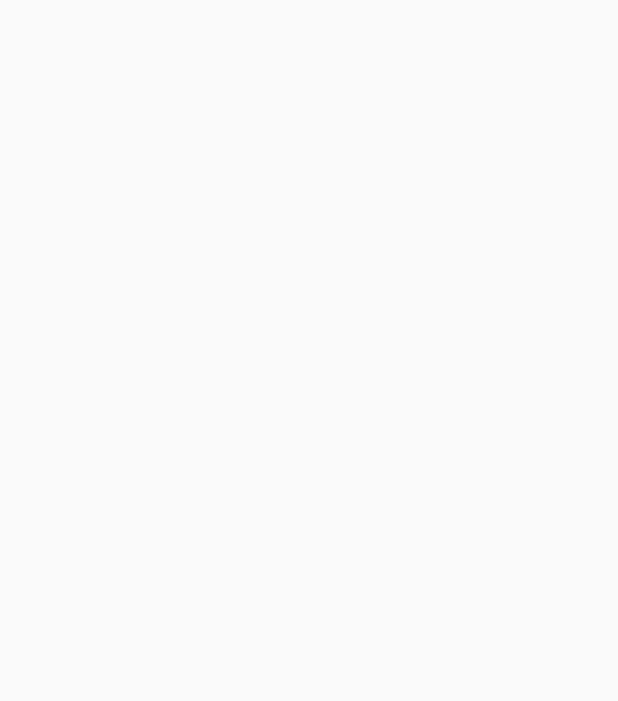
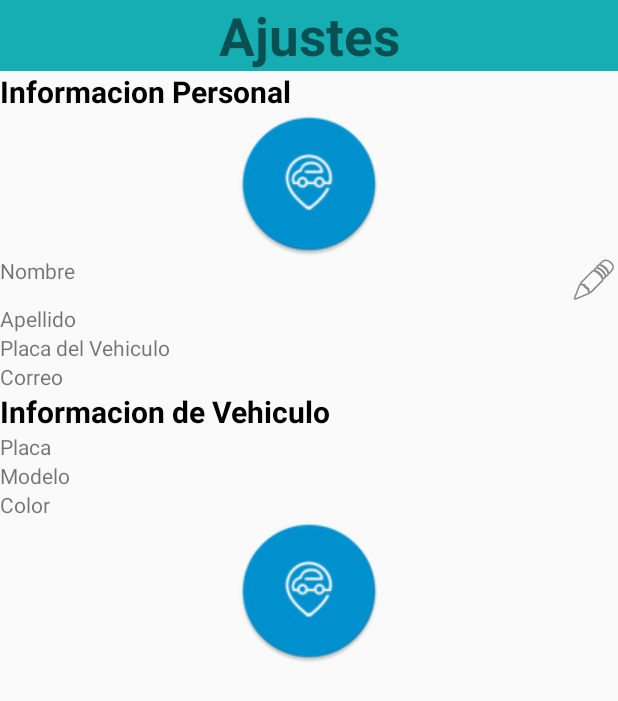
Before and after one commit to josecaros/CopCar, an Android app: the AjustesUsuario screen opened directly, with no data from a screen before it, on a phone screen of 412 x 824 dp. Before the commit the part shown is empty. Shown: the top 701 px of the screen. Run offline under Robolectric (Android 15) with nearby library versions, the phone set to English and light mode, and no system bars.

Commit message:
ventana editar

```diff
--- a/app/src/main/java/com/idnp/copcar/VistaInicial.java
+++ b/app/src/main/java/com/idnp/copcar/VistaInicial.java
@@ -7,6 +7,7 @@ import androidx.appcompat.widget.Toolbar;
 import androidx.drawerlayout.widget.DrawerLayout;
 import androidx.viewpager.widget.ViewPager;
 
+import android.content.Intent;
 import android.os.Bundle;
 import android.util.Log;
 import android.view.Menu;
@@ -16,6 +17,7 @@ import android.widget.AdapterView;
 import com.google.android.material.tabs.TabLayout;
 import com.idnp.copcar.fragments.Chat;
 import com.idnp.copcar.fragments.GroupChat;
+import com.idnp.copcar.resources.AjustesUsuario;
 import com.idnp.copcar.resources.ViewPagerAdapter;
 
 public class VistaInicial extends AppCompatActivity {
@@ -59,8 +61,9 @@ public class VistaInicial extends AppCompatActivity {
     public boolean onContextItemSelected(@NonNull MenuItem item) {
         AdapterView.AdapterContextMenuInfo info = (AdapterView.AdapterContextMenuInfo) item.getMenuInfo();
         if(item.getItemId()==R.id.ajustes_main_menu){
-
-
+            Intent intent = new Intent(VistaInicial.this , AjustesUsuario.class);
+            startActivityForResult(intent, 2);// Activity is started with requestCode 2
+            Log.i("MainActivity", "Abriendo otro activity");
         }else if(item.getItemId() == R.id.agregar_main_menu){
 
         }
--- a/app/src/main/res/layout/activity_ajustes_usuario.xml
+++ b/app/src/main/res/layout/activity_ajustes_usuario.xml
@@ -1,9 +1,96 @@
 <?xml version="1.0" encoding="utf-8"?>
-<androidx.constraintlayout.widget.ConstraintLayout xmlns:android="http://schemas.android.com/apk/res/android"
+<LinearLayout xmlns:android="http://schemas.android.com/apk/res/android"
     xmlns:app="http://schemas.android.com/apk/res-auto"
     xmlns:tools="http://schemas.android.com/tools"
     android:layout_width="match_parent"
     android:layout_height="match_parent"
+    android:orientation="vertical"
     tools:context=".resources.AjustesUsuario">
 
-</androidx.constraintlayout.widget.ConstraintLayout>
+
+    <TextView
+        android:id="@+id/textView"
+        android:layout_width="match_parent"
+        android:layout_height="wrap_content"
+        android:text="Ajustes"
+        android:gravity="center"
+        android:textStyle="bold"
+        android:textSize="35dp"
+        android:background="@color/main_top"
+        />
+
+
+    <TextView
+        android:id="@+id/textView7"
+        android:layout_width="match_parent"
+        android:layout_height="wrap_content"
+        android:text="Informacion Personal"
+        android:textSize="20dp"
+        android:textStyle="bold"
+        android:textColor="@color/black"/>
+    <ImageView
+        android:id="@+id/imageView"
+        android:layout_width="match_parent"
+        android:layout_height="wrap_content"
+        android:src="@drawable/logo3" />
+
+    <TextView
+        android:id="@+id/textView2"
+        android:layout_width="match_parent"
+        android:layout_height="wrap_content"
+        android:drawableRight="@android:drawable/ic_menu_edit"
+        android:text="Nombre" />
+
+    <TextView
+        android:id="@+id/textView3"
+        android:layout_width="match_parent"
+        android:layout_height="wrap_content"
+        android:text="Apellido" />
+
+    <TextView
+        android:id="@+id/textView4"
+        android:layout_width="match_parent"
+        android:layout_height="wrap_content"
+        android:text="Placa del Vehiculo" />
+
+    <TextView
+        android:id="@+id/textView5"
+        android:layout_width="match_parent"
+        android:layout_height="wrap_content"
+        android:text="Correo" />
+
+    <TextView
+        android:id="@+id/textView6"
+        android:layout_width="match_parent"
+        android:layout_height="wrap_content"
+        android:text="Informacion de Vehiculo"
+        android:textColor="@color/black"
+        android:textStyle="bold"
+        android:textSize="20dp"/>
+
+    <TextView
+        android:id="@+id/textView8"
+        android:layout_width="match_parent"
+        android:layout_height="wrap_content"
+        android:text="Placa" />
+
+    <TextView
+        android:id="@+id/textView9"
+        android:layout_width="match_parent"
+        android:layout_height="wrap_content"
+        android:text="Modelo" />
+
+    <TextView
+        android:id="@+id/textView10"
+        android:layout_width="match_parent"
+        android:layout_height="wrap_content"
+        android:text="Color" />
+
+    <ImageView
+        android:id="@+id/imageView2"
+        android:layout_width="match_parent"
+        android:layout_height="wrap_content"
+        android:src="@drawable/logo3" />
+
+
+</LinearLayout>
--- a/app/src/main/res/values/colors.xml
+++ b/app/src/main/res/values/colors.xml
@@ -8,4 +8,6 @@
     <color name="darkgray">#6c6c6c</color>
     <color name="transparent">#00000000</color>
     <color name="Transparent80">#80000000</color>
+    <color name="main_top">#15aeb2</color>
+    <color name="main_bot">#2cb3b7</color>
 </resources>
```
